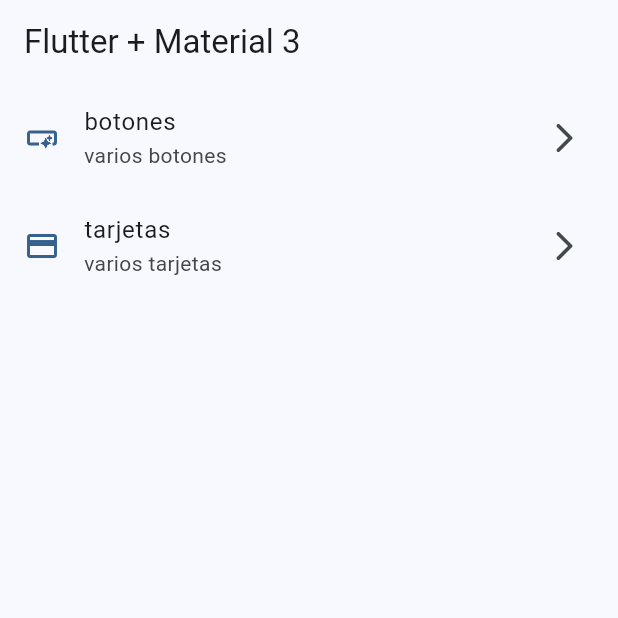
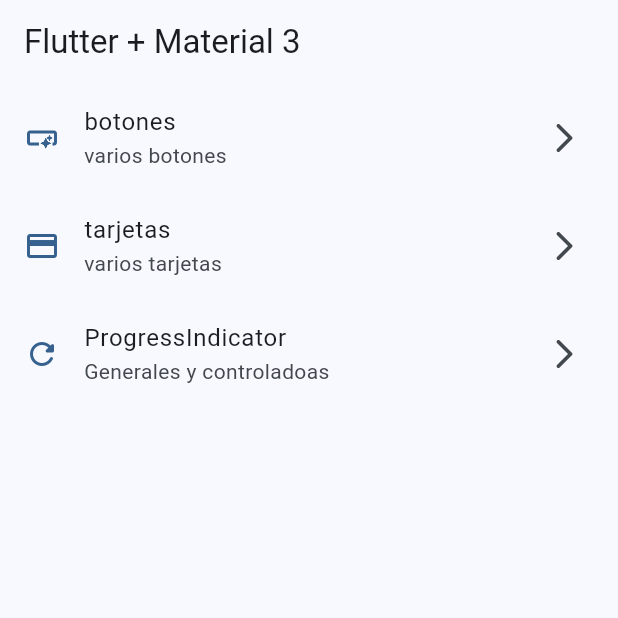
Before and after one commit to Federicoegas001/widget_app, a Flutter app: the screen it shows after launch, on a phone screen of 412 x 824 dp, the top half of it. Run offline on Flutter 3.47's test engine with Material 3 defaults, Android fonts, the phone set to English and light mode, and no system bars; our stand-ins replace go_router.

Commit message:
progress indicator terminado

```diff
--- a/lib/config/menu/menu_item.dart
+++ b/lib/config/menu/menu_item.dart
@@ -25,5 +25,11 @@ const List<MenuItem> appMenuItems = [
     subtitle: 'varios tarjetas',
     link: '/tarjetas',
     icon: Icons.credit_card,
+  ),
+  MenuItem(
+    title: 'ProgressIndicator',
+    subtitle: 'Generales y controladoas',
+    link: '/progress',
+    icon: Icons.refresh_rounded,
   )
 ];
--- a/lib/config/router/app_router.dart
+++ b/lib/config/router/app_router.dart
@@ -14,5 +14,9 @@ final appRouter = GoRouter(routes: [
   GoRoute(
     path: '/tarjetas',
     builder: (context, state) => const CardsScreen(),
+  ),
+  GoRoute(
+    path: '/progress',
+    builder: (context, state) => const ProgressScreen(),
   )
 ]);
--- a/lib/presentation/screens/buttons/buttons_screen.dart
+++ b/lib/presentation/screens/buttons/buttons_screen.dart
@@ -1,6 +1,5 @@
 import 'package:flutter/material.dart';
 import 'package:go_router/go_router.dart';
-import 'package:widget_app/config/theme/app_theme.dart';
 
 class ButtonsScreen extends StatelessWidget {
   const ButtonsScreen({super.key});
```
Also changed, not shown: lib/presentation/screens/progress/progress_screen.dart (+74 -1 lines).
